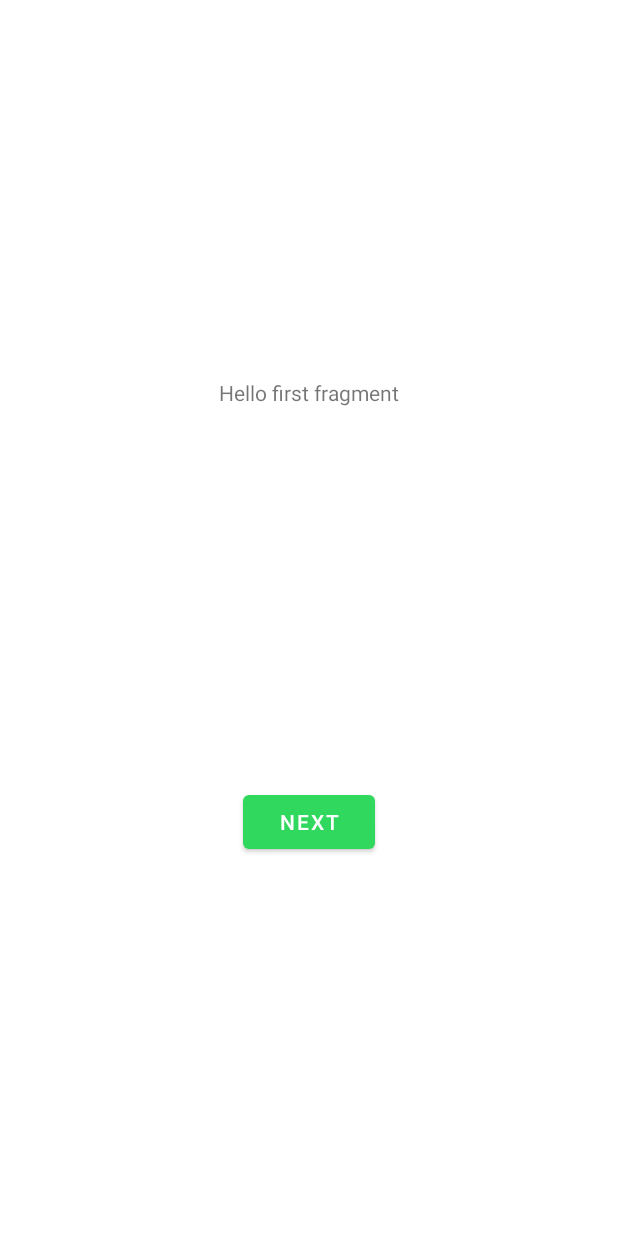
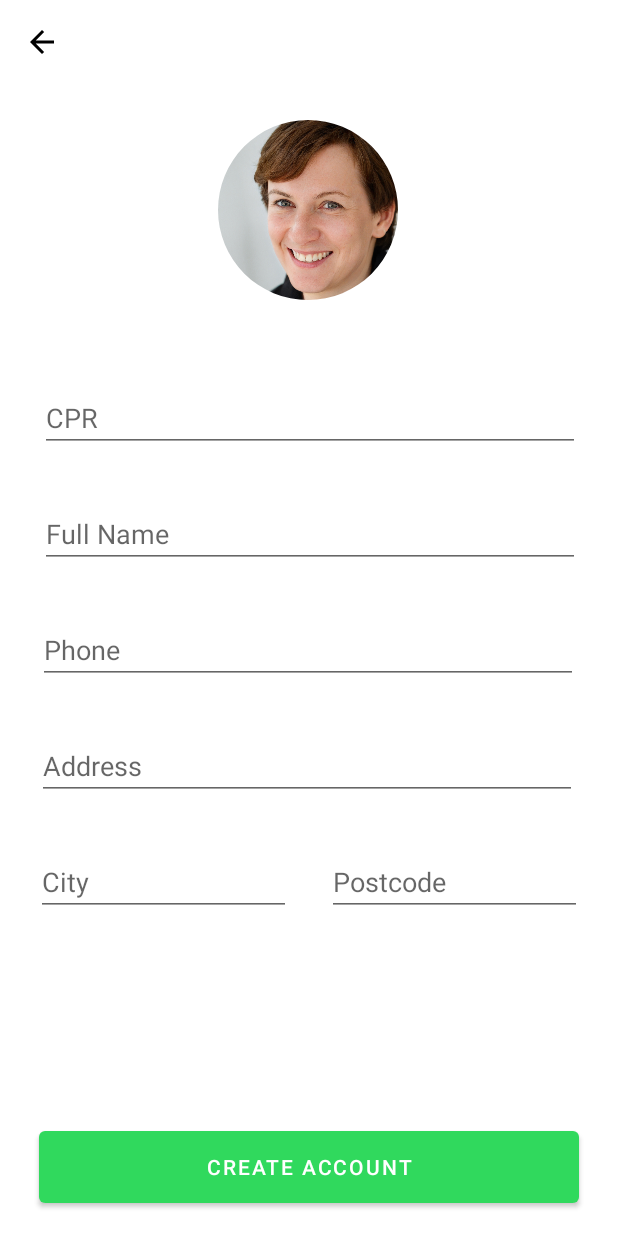
Before and after one commit to P5-Tec/YouBankApp, an Android app: the screen it shows after launch (MainActivity), on a phone screen of 412 x 824 dp. Run offline under Robolectric (Android 15) with nearby library versions, the light colour scheme and no system bars.

Commit message:
Fragment account creation
Added accountCreationFragment
Added fake_pro_img
Added custom_styles for profie masks

```diff
--- /dev/null
+++ b/app/src/main/java/com/example/youbank/fragments/AccountCreationFragment.kt
@@ -0,0 +1,31 @@
+package com.example.youbank.fragments
+
+import android.os.Bundle
+import androidx.fragment.app.Fragment
+import android.view.LayoutInflater
+import android.view.View
+import android.view.ViewGroup
+import com.example.youbank.R
+
+/**
+ * A simple [Fragment] subclass.
+ * Use the [AccountCreationFragment.newInstance] factory method to
+ * create an instance of this fragment.
+ */
+class AccountCreationFragment : Fragment() {
+
+
+    override fun onCreate(savedInstanceState: Bundle?) {
+        super.onCreate(savedInstanceState)
+    }
+
+    override fun onCreateView(inflater: LayoutInflater, container: ViewGroup?,
+                              savedInstanceState: Bundle?): View? {
+        // Inflate the layout for this fragment
+        return inflater.inflate(R.layout.fragment_account_creation, container, false)
+    }
+
+    override fun onViewCreated(view: View, savedInstanceState: Bundle?) {
+        super.onViewCreated(view, savedInstanceState)
+    }
+}
--- /dev/null
+++ b/app/src/main/res/drawable/ic_baseline_arrow_back_24.xml
@@ -0,0 +1,10 @@
+<vector xmlns:android="http://schemas.android.com/apk/res/android"
+    android:width="24dp"
+    android:height="24dp"
+    android:viewportWidth="24"
+    android:viewportHeight="24"
+    android:tint="?attr/colorControlNormal">
+  <path
+      android:fillColor="@android:color/white"
+      android:pathData="M20,11H7.83l5.59,-5.59L12,4l-8,8 8,8 1.41,-1.41L7.83,13H20v-2z"/>
+</vector>
--- /dev/null
+++ b/app/src/main/res/layout/fragment_account_creation.xml
@@ -0,0 +1,132 @@
+<?xml version="1.0" encoding="utf-8"?>
+<androidx.constraintlayout.widget.ConstraintLayout
+    xmlns:android="http://schemas.android.com/apk/res/android"
+    xmlns:app="http://schemas.android.com/apk/res-auto"
+    xmlns:tools="http://schemas.android.com/tools"
+    android:layout_width="match_parent"
+    android:layout_height="match_parent"
+    android:focusableInTouchMode="true"
+    android:clickable="true"
+    android:focusable="true"
+    tools:context=".fragments.AccountCreationFragment">
+
+
+    <com.google.android.material.button.MaterialButton
+        style="@style/Widget.MaterialComponents.Button.TextButton"
+        android:layout_width="40dp"
+        android:layout_height="40dp"
+        android:layout_marginStart="8dp"
+        android:layout_marginTop="8dp"
+        android:backgroundTint="?attr/backgroundColor"
+        app:icon="@drawable/ic_baseline_arrow_back_24"
+
+        app:iconGravity="start"
+        app:iconTint="?attr/colorOnSecondary"
+        app:layout_constraintStart_toStartOf="parent"
+        app:layout_constraintTop_toTopOf="parent"
+        tools:ignore="MissingConstraints" />
+
+    <com.google.android.material.imageview.ShapeableImageView
+        android:id="@+id/profileImg"
+        android:layout_width="120dp"
+        android:layout_height="120dp"
+        android:layout_marginTop="80dp"
+        android:background="@color/white"
+        app:layout_constraintEnd_toEndOf="parent"
+        app:layout_constraintHorizontal_bias="0.498"
+        app:layout_constraintStart_toStartOf="parent"
+        app:layout_constraintTop_toTopOf="parent"
+        app:shapeAppearanceOverlay="@style/circularImgView"
+        app:srcCompat="@drawable/fake_pro_img"
+        tools:ignore="MissingConstraints" />
+
+    <EditText
+        android:id="@+id/cprInput"
+        android:layout_width="360dp"
+        android:layout_height="wrap_content"
+        android:layout_marginTop="56dp"
+        android:hint="CPR"
+        android:singleLine="true"
+        app:layout_constraintEnd_toEndOf="parent"
+        app:layout_constraintHorizontal_bias="0.509"
+        app:layout_constraintStart_toStartOf="parent"
+        app:layout_constraintTop_toBottomOf="@+id/profileImg"
+        tools:ignore="MissingConstraints" />
+
+    <EditText
+        android:id="@+id/fullnameInput"
+        android:layout_width="360dp"
+        android:layout_height="wrap_content"
+        android:layout_marginTop="32dp"
+        android:hint="Full Name"
+        android:singleLine="true"
+        app:layout_constraintEnd_toEndOf="parent"
+        app:layout_constraintHorizontal_bias="0.509"
+        app:layout_constraintStart_toStartOf="parent"
+        app:layout_constraintTop_toBottomOf="@+id/cprInput"
+        tools:ignore="MissingConstraints" />
+
+    <EditText
+        android:id="@+id/phoneInput"
+        android:layout_width="360dp"
+        android:layout_height="wrap_content"
+        android:layout_marginTop="32dp"
+        android:hint="Phone"
+        android:inputType="phone"
+        android:singleLine="true"
+        app:layout_constraintEnd_toEndOf="parent"
+        app:layout_constraintHorizontal_bias="0.49"
+        app:layout_constraintStart_toStartOf="parent"
+        app:layout_constraintTop_toBottomOf="@+id/fullnameInput"
+        tools:ignore="MissingConstraints" />
+
+    <EditText
+        android:id="@+id/addressInput"
+        android:layout_width="360dp"
+        android:layout_height="wrap_content"
+        android:layout_marginTop="32dp"
+        android:hint="Address"
+        android:inputType="textPostalAddress"
+        android:singleLine="true"
+        app:layout_constraintEnd_toEndOf="parent"
+        app:layout_constraintHorizontal_bias="0.47"
+        app:layout_constraintStart_toStartOf="parent"
+        app:layout_constraintTop_toBottomOf="@+id/phoneInput"
+        tools:ignore="MissingConstraints" />
+
+    <EditText
+        android:id="@+id/cityInput"
+        android:layout_width="170dp"
+        android:layout_height="wrap_content"
+        android:layout_marginStart="24dp"
+        android:layout_marginTop="32dp"
+        android:hint="City"
+        android:singleLine="true"
+        app:layout_constraintStart_toStartOf="parent"
+        app:layout_constraintTop_toBottomOf="@+id/addressInput"
+        tools:ignore="MissingConstraints" />
+
+    <EditText
+        android:id="@+id/postcodeInout"
+        android:layout_width="170dp"
+        android:layout_height="wrap_content"
+        android:layout_marginTop="32dp"
+        android:layout_marginEnd="24dp"
+        android:hint="Postcode"
+        android:singleLine="true"
+        android:inputType="phone"
+        app:layout_constraintEnd_toEndOf="parent"
+        app:layout_constraintTop_toBottomOf="@+id/addressInput"
+        tools:ignore="MissingConstraints" />
+
+    <com.google.android.material.button.MaterialButton
+        android:layout_width="360dp"
+        android:layout_height="60dp"
+        android:layout_marginBottom="16dp"
+        android:text="@string/account_create_btn"
+        app:layout_constraintBottom_toBottomOf="parent"
+        app:layout_constraintEnd_toEndOf="parent"
+        app:layout_constraintStart_toStartOf="parent"
+        tools:ignore="MissingConstraints" />
+
+</androidx.constraintlayout.widget.ConstraintLayout>
--- a/app/src/main/res/navigation/nav_graph.xml
+++ b/app/src/main/res/navigation/nav_graph.xml
@@ -3,7 +3,7 @@
     xmlns:app="http://schemas.android.com/apk/res-auto"
     xmlns:tools="http://schemas.android.com/tools"
     android:id="@+id/nav_graph"
-    app:startDestination="@id/FirstFragment">
+    app:startDestination="@id/accountCreationFragment">
 
     <fragment
         android:id="@+id/FirstFragment"
@@ -25,4 +25,9 @@
             android:id="@+id/action_SecondFragment_to_FirstFragment"
             app:destination="@id/FirstFragment" />
     </fragment>
+    <fragment
+        android:id="@+id/accountCreationFragment"
+        android:name="com.example.youbank.fragments.AccountCreationFragment"
+        android:label="fragment_account_creation"
+        tools:layout="@layout/fragment_account_creation" />
 </navigation>
--- a/app/src/main/res/values-night/themes.xml
+++ b/app/src/main/res/values-night/themes.xml
@@ -4,14 +4,15 @@
         <!-- Primary brand color. -->
         <item name="colorPrimary">@color/brand_main</item>
         <item name="colorPrimaryVariant">@color/purple_700</item>
-        <item name="colorOnPrimary">@color/white</item>
+        <item name="colorOnPrimary">@color/black</item>
         <!-- Secondary brand color. -->
         <item name="colorSecondary">@color/teal_200</item>
         <item name="colorSecondaryVariant">@color/teal_200</item>
-        <item name="colorOnSecondary">@color/black</item>
+        <item name="colorOnSecondary">@color/white</item>
         <!-- Status bar color. -->
-        <item name="android:statusBarColor" tools:targetApi="l">?attr/colorOnSecondary</item>
+        <item name="android:statusBarColor" tools:targetApi="l">@color/black</item>
         <!-- Customize your theme here. -->
         <item name="logo">@drawable/ic_yb_logo_white</item>
+        <item name="backgroundColor">@color/black</item>
     </style>
 </resources>
--- /dev/null
+++ b/app/src/main/res/values/custom_styles.xml
@@ -0,0 +1,7 @@
+<?xml version="1.0" encoding="utf-8"?>
+<resources>
+    <style name="circularImgView" parent="">
+        <item name="cornerFamily">rounded</item>
+        <item name="cornerSize">50%</item>
+    </style>
+</resources>
--- a/app/src/main/res/values/strings.xml
+++ b/app/src/main/res/values/strings.xml
@@ -16,8 +16,18 @@
     <string name="greet_create_account">Create Account</string>
 
 
+    <!-- Content descriptions -->
+    <string name="greet_logo_descriptions">YouBank Logo</string>
+    <string name="fake_profile_img"></string>
 
 
-    <!-- Content descriptions -->
-    <string name="greet_logo_descriptions">YouBank Logo</string>
+    <!-- Account creation -->
+    <string name="account_create_btn">Create Account</string>
+
+    <string name="account_create_cpr">CPR</string>
+    <string name="account_create_full_name">Full name</string>
+    <string name="account_create_address">Address</string>
+    <string name="account_create_city">City</string>
+    <string name="account_create_postal">Postal</string>
+
 </resources>
--- a/app/src/main/res/values/themes.xml
+++ b/app/src/main/res/values/themes.xml
@@ -13,6 +13,7 @@
         <item name="android:statusBarColor" tools:targetApi="l">?attr/colorOnPrimary</item>
         <!-- Customize your theme here. -->
         <item name="logo">@drawable/ic_yb_logo</item>
+        <item name="backgroundColor">@color/white</item>
 
     </style>
 
```
Also changed, not shown: app/src/main/res/drawable/fake_pro_img.jpg (added).
